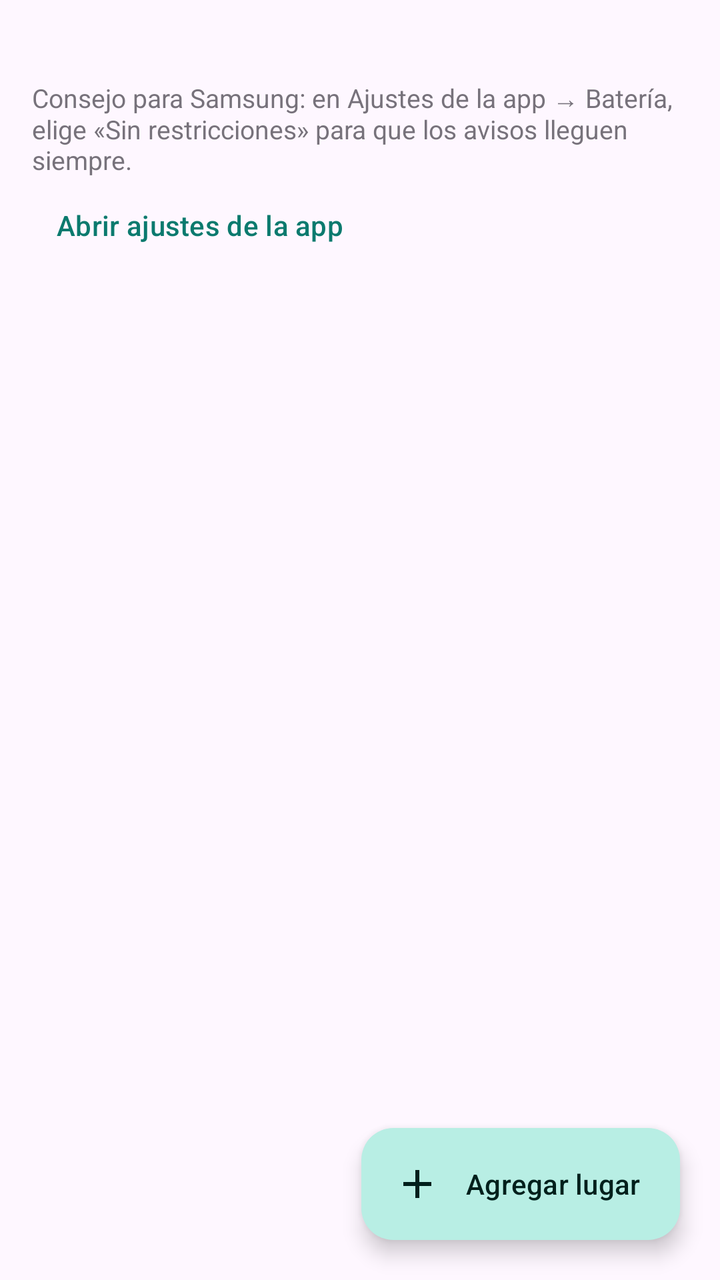
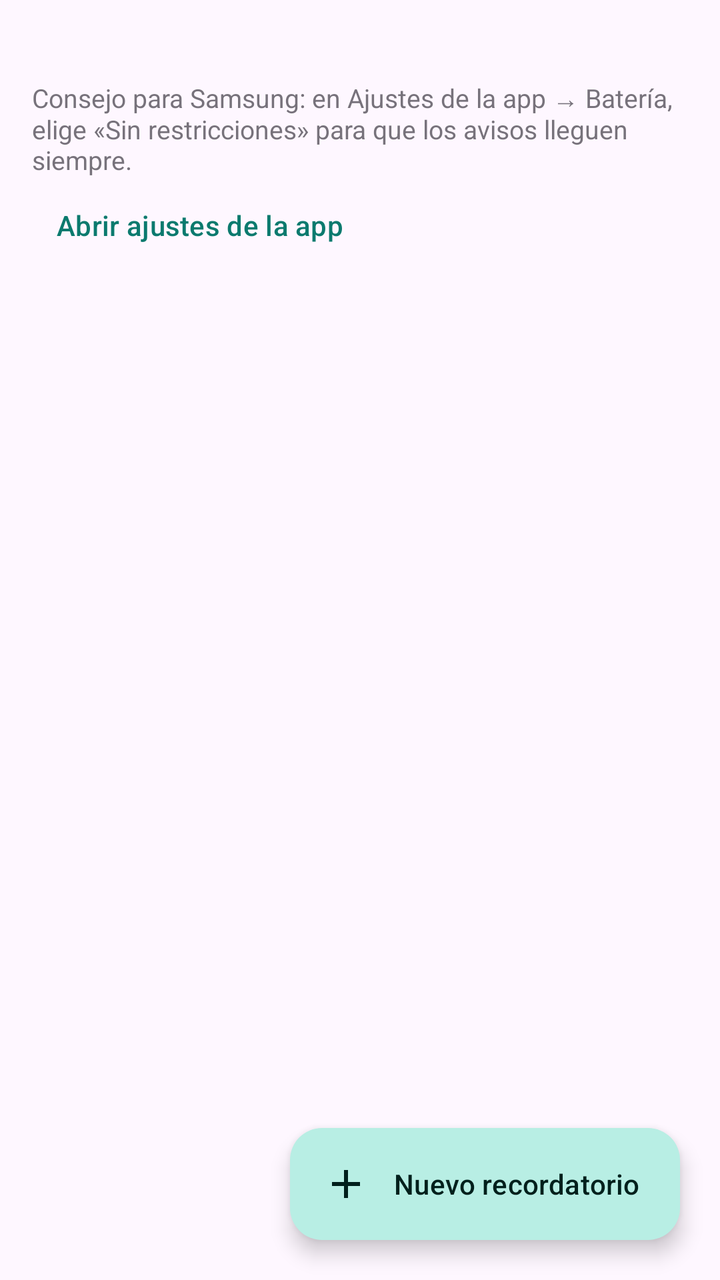

Compare the two renders of this Android layout. The source of the first and the diff that turns it into the second are given below.
<!-- AndroidManifest.xml: application theme Theme.Recuerdame -->
<!-- res/layout/activity_main.xml -->
<?xml version="1.0" encoding="utf-8"?>
<FrameLayout xmlns:android="http://schemas.android.com/apk/res/android"
    xmlns:app="http://schemas.android.com/apk/res-auto"
    android:layout_width="match_parent"
    android:layout_height="match_parent"
    android:background="?android:colorBackground">

    <ScrollView
        android:layout_width="match_parent"
        android:layout_height="match_parent"
        android:clipToPadding="false"
        android:paddingBottom="96dp">

        <LinearLayout
            android:layout_width="match_parent"
            android:layout_height="wrap_content"
            android:orientation="vertical"
            android:padding="16dp">

            
            <com.google.android.material.card.MaterialCardView
                android:id="@+id/banner"
                android:layout_width="match_parent"
                android:layout_height="wrap_content"
                android:layout_marginBottom="16dp"
                android:visibility="gone"
                app:cardBackgroundColor="@color/banner_bg"
                app:cardElevation="0dp"
                app:strokeWidth="0dp">

                <LinearLayout
                    android:layout_width="match_parent"
                    android:layout_height="wrap_content"
                    android:orientation="vertical"
                    android:padding="16dp">

                    <TextView
                        android:id="@+id/banner_text"
                        android:layout_width="match_parent"
                        android:layout_height="wrap_content"
                        android:textColor="@color/banner_fg"
                        android:textSize="15sp" />

                    <com.google.android.material.button.MaterialButton
                        android:id="@+id/banner_button"
                        android:layout_width="wrap_content"
                        android:layout_height="wrap_content"
                        android:layout_marginTop="8dp" />
                </LinearLayout>
            </com.google.android.material.card.MaterialCardView>

            
            <LinearLayout
                android:id="@+id/empty_view"
                android:layout_width="match_parent"
                android:layout_height="wrap_content"
                android:gravity="center_horizontal"
                android:orientation="vertical"
                android:paddingTop="48dp"
                android:visibility="gone">

                <ImageView
                    android:layout_width="72dp"
                    android:layout_height="72dp"
                    android:contentDescription="@null"
                    android:src="@drawable/ic_pin"
                    app:tint="?attr/colorPrimary" />

                <TextView
                    android:layout_width="wrap_content"
                    android:layout_height="wrap_content"
                    android:layout_marginTop="16dp"
                    android:text="Todavía no tienes lugares"
                    android:textSize="20sp"
                    android:textStyle="bold" />

                <TextView
                    android:layout_width="wrap_content"
                    android:layout_height="wrap_content"
                    android:layout_marginTop="8dp"
                    android:gravity="center"
                    android:text="Agrega la ferretería, el colmado o la farmacia y escribe lo que tienes que comprar. Te avisamos cuando pases cerca."
                    android:textSize="15sp" />
            </LinearLayout>

            <LinearLayout
                android:id="@+id/places_container"
                android:layout_width="match_parent"
                android:layout_height="wrap_content"
                android:orientation="vertical" />

            
            <TextView
                android:layout_width="match_parent"
                android:layout_height="wrap_content"
                android:layout_marginTop="24dp"
                android:alpha="0.75"
                android:text="Consejo para Samsung: en Ajustes de la app → Batería, elige «Sin restricciones» para que los avisos lleguen siempre."
                android:textSize="13sp" />

            <com.google.android.material.button.MaterialButton
                android:id="@+id/battery_button"
                style="@style/Widget.Material3.Button.TextButton"
                android:layout_width="wrap_content"
                android:layout_height="wrap_content"
                android:text="Abrir ajustes de la app" />
        </LinearLayout>
    </ScrollView>

    <com.google.android.material.floatingactionbutton.ExtendedFloatingActionButton
        android:id="@+id/fab_add"
        android:layout_width="wrap_content"
        android:layout_height="wrap_content"
        android:layout_gravity="bottom|end"
        android:layout_margin="20dp"
        android:text="Agregar lugar"
        app:icon="@drawable/ic_add" />
</FrameLayout>
<!-- resources referenced by this layout -->
<resources>
  <color name="banner_bg">#FFF1D6</color>
  <color name="banner_fg">#4A3200</color>
  <!-- drawable ic_add (drawable) -->
  <?xml version="1.0" encoding="utf-8"?>
  <vector xmlns:android="http://schemas.android.com/apk/res/android" android:width="24dp" android:height="24dp" android:viewportWidth="24" android:viewportHeight="24" android:tint="?attr/colorControlNormal">
      <path android:fillColor="@android:color/white" android:pathData="M19,13h-6v6h-2v-6H5v-2h6V5h2v6h6v2z"/>
  </vector>
  <!-- drawable ic_pin (drawable) -->
  <?xml version="1.0" encoding="utf-8"?>
  <vector xmlns:android="http://schemas.android.com/apk/res/android" android:width="24dp" android:height="24dp" android:viewportWidth="24" android:viewportHeight="24" android:tint="?attr/colorControlNormal">
      <path android:fillColor="@android:color/white" android:pathData="M12,2C8.13,2 5,5.13 5,9c0,5.25 7,13 7,13s7,-7.75 7,-13c0,-3.87 -3.13,-7 -7,-7zM12,11.5c-1.38,0 -2.5,-1.12 -2.5,-2.5s1.12,-2.5 2.5,-2.5 2.5,1.12 2.5,2.5 -1.12,2.5 -2.5,2.5z"/>
  </vector>
  <style name="Theme.Recuerdame" parent="Theme.Material3.DayNight">
          <item name="colorPrimary">@color/brand</item>
          <item name="colorOnPrimary">@color/brand_on</item>
          <item name="colorPrimaryContainer">@color/brand_container</item>
          <item name="colorOnPrimaryContainer">@color/brand_on_container</item>
          <item name="colorSecondaryContainer">@color/brand_container</item>
          <item name="colorOnSecondaryContainer">@color/brand_on_container</item>
      </style>
  <color name="brand">#0B7A6E</color>
  <color name="brand_on">#FFFFFF</color>
  <color name="brand_container">#B8EEE4</color>
  <color name="brand_on_container">#00201C</color>
</resources>

<!-- the commit's change to res/layout/activity_main.xml (unified diff, before → after) -->
@@ -79,7 +79,7 @@
                     android:layout_height="wrap_content"
                     android:layout_marginTop="8dp"
                     android:gravity="center"
-                    android:text="Agrega la ferretería, el colmado o la farmacia y escribe lo que tienes que comprar. Te avisamos cuando pases cerca."
+                    android:text="Marca un lugar en el mapa y escribe qué tienes que hacer ahí.&#10;&#10;Al llegar: «Comprar cable UTP» cuando pases por la ferretería.&#10;Al salir: «Llevar las llaves del local» cuando salgas de casa."
                     android:textSize="15sp" />
             </LinearLayout>
 
@@ -113,6 +113,6 @@
         android:layout_height="wrap_content"
         android:layout_gravity="bottom|end"
         android:layout_margin="20dp"
-        android:text="Agregar lugar"
+        android:text="Nuevo recordatorio"
         app:icon="@drawable/ic_add" />
 </FrameLayout>
